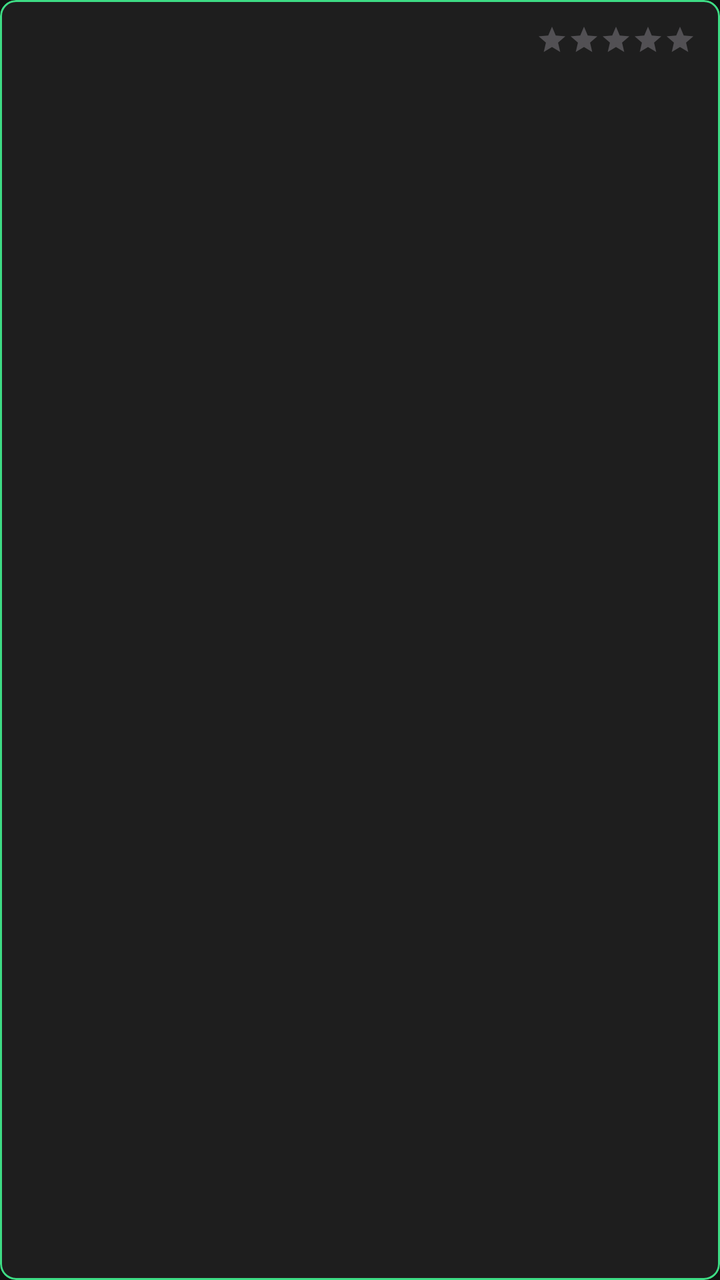
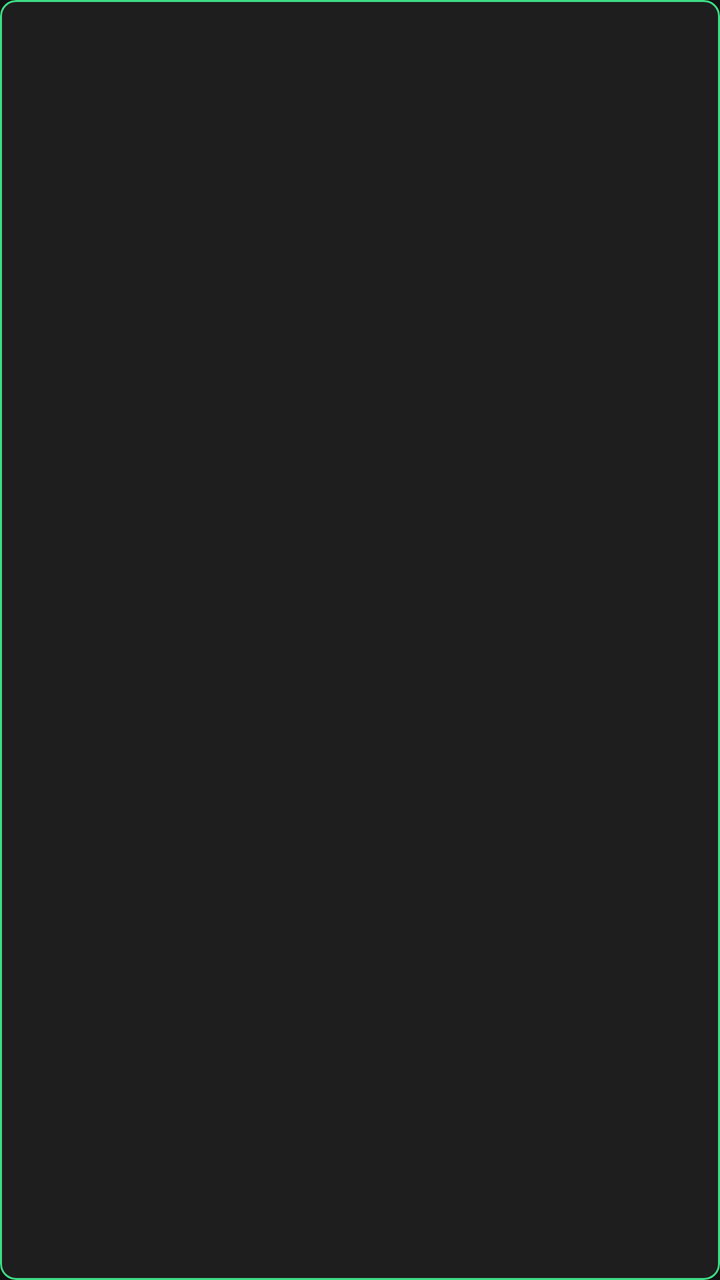

The first picture is an Android layout as it rendered before a commit; the second is the same layout after the commit. The layout source and the unified diff follow.
<!-- AndroidManifest.xml: application theme Theme.VT5.Dark -->
<!-- res/layout/item_ai_log.xml -->
<?xml version="1.0" encoding="utf-8"?>
<com.google.android.material.card.MaterialCardView xmlns:android="http://schemas.android.com/apk/res/android"
    xmlns:app="http://schemas.android.com/apk/res-auto"
    android:layout_width="match_parent"
    android:layout_height="wrap_content"
    android:layout_marginBottom="8dp"
    app:cardBackgroundColor="@color/vt5_dark_gray"
    app:cardCornerRadius="8dp"
    app:strokeColor="@color/vt5_outline"
    app:strokeWidth="1dp">

    <LinearLayout
        android:layout_width="match_parent"
        android:layout_height="wrap_content"
        android:orientation="vertical"
        android:padding="12dp">

        <LinearLayout
            android:layout_width="match_parent"
            android:layout_height="wrap_content"
            android:orientation="horizontal">

            <TextView
                android:id="@+id/tvLogDate"
                android:layout_width="0dp"
                android:layout_height="wrap_content"
                android:layout_weight="1"
                android:textColor="@color/vt5_on_surface"
                android:textSize="14sp"
                android:textStyle="bold" />

            <RatingBar
                android:id="@+id/rbLogRating"
                style="?android:attr/ratingBarStyleSmall"
                android:layout_width="wrap_content"
                android:layout_height="wrap_content"
                android:numStars="5"
                android:isIndicator="true" />
        </LinearLayout>

        <TextView
            android:id="@+id/tvLogDetails"
            android:layout_width="match_parent"
            android:layout_height="wrap_content"
            android:textColor="@color/vt5_on_surface"
            android:alpha="0.8"
            android:textSize="12sp"
            android:layout_marginTop="4dp" />

        <TextView
            android:id="@+id/tvLogComment"
            android:layout_width="match_parent"
            android:layout_height="wrap_content"
            android:textColor="@color/vt5_orange"
            android:textSize="12sp"
            android:layout_marginTop="4dp"
            android:visibility="gone" />

    </LinearLayout>

</com.google.android.material.card.MaterialCardView>
<!-- resources referenced by this layout -->
<resources>
  <color name="vt5_dark_gray">#1E1E1E</color>
  <color name="vt5_on_surface">@color/popup_bg_wit</color>
  <color name="vt5_orange">#EF6929</color>
  <color name="vt5_outline">#3DDC84</color>
  <color name="popup_bg_wit">#FFFFFFFF</color>
  <color name="vt5_black">#121212</color>
  <color name="vt5_light_blue">#117CAF</color>
  <color name="vt5_white">#FFFFFF</color>
  <style name="Widget.VT5.Button" parent="Widget.Material3.Button">
          
          <item name="cornerRadius">@dimen/vt5_btn_corner</item>
          <item name="android:insetLeft">0dp</item>
          <item name="android:insetRight">0dp</item>
          <item name="android:insetTop">0dp</item>
          <item name="android:insetBottom">0dp</item>
          <item name="iconPadding">8dp</item>
          <item name="android:minHeight">48dp</item>
  
          
          <item name="backgroundTint">@color/vt5_light_blue</item>
          <item name="android:textColor">@color/vt5_white</item>
          <item name="rippleColor">?attr/colorPrimaryContainer</item>
  
          
          <item name="strokeColor">@color/vt5_light_gray</item>
          <item name="strokeWidth">0dp</item>
      </style>
  <style name="ThemeOverlay.VT5.MaterialAlertDialog" parent="ThemeOverlay.Material3.MaterialAlertDialog">
          <item name="buttonBarPositiveButtonStyle">@style/Widget.VT5.AlertDialog.Button</item>
          <item name="buttonBarNegativeButtonStyle">@style/Widget.VT5.AlertDialog.Button</item>
          <item name="buttonBarNeutralButtonStyle">@style/Widget.VT5.AlertDialog.Button</item>
      </style>
  <!-- drawable vt5_btn_selector (drawable) -->
  <?xml version="1.0" encoding="utf-8"?>
  <selector xmlns:android="http://schemas.android.com/apk/res/android">
  
      
      <item android:state_checked="true" android:drawable="@drawable/vt5_btn_checked" />
  
      
      <item android:state_pressed="true" android:drawable="@drawable/vt5_btn_pressed" />
  
      
      <item android:drawable="@drawable/vt5_btn_unchecked" />
  </selector>
  <dimen name="vt5_btn_stroke">1dp</dimen>
  <dimen name="vt5_btn_corner">6dp</dimen>
  <color name="vt5_light_gray">#5D748C</color>
  <style name="Widget.VT5.AlertDialog.Button" parent="Widget.Material3.Button.TextButton.Dialog">
          <item name="android:textColor">@color/vt5_white</item>
      </style>
  <!-- drawable vt5_btn_checked (drawable) -->
  <?xml version="1.0" encoding="utf-8"?>
  <shape xmlns:android="http://schemas.android.com/apk/res/android" android:shape="rectangle">
      
      <solid android:color="@color/vt5_light_blue" />
      
      <corners android:radius="@dimen/vt5_btn_corner" />
      
      <padding android:left="8dp" android:top="6dp" android:right="8dp" android:bottom="6dp" />
  </shape>
  <!-- drawable vt5_btn_pressed (drawable) -->
  <?xml version="1.0" encoding="utf-8"?>
  <shape xmlns:android="http://schemas.android.com/apk/res/android" android:shape="rectangle">
      
      <solid android:color="@color/vt5_light_blue" />
      <corners android:radius="@dimen/vt5_btn_corner" />
      <padding android:left="8dp" android:top="6dp" android:right="8dp" android:bottom="6dp" />
  </shape>
  <!-- drawable vt5_btn_unchecked (drawable) -->
  <?xml version="1.0" encoding="utf-8"?>
  <shape xmlns:android="http://schemas.android.com/apk/res/android" android:shape="rectangle">
      
      <solid android:color="@color/vt5_black" />
      
      <stroke android:width="@dimen/vt5_btn_stroke" android:color="@color/vt5_light_blue" />
      <corners android:radius="@dimen/vt5_btn_corner" />
      <padding android:left="8dp" android:top="6dp" android:right="8dp" android:bottom="6dp" />
  </shape>
  <!-- unchanged entries left out for length: 2 -->
</resources>

<!-- the commit's change to res/layout/item_ai_log.xml (unified diff, before → after) -->
@@ -22,20 +22,11 @@
 
             <TextView
                 android:id="@+id/tvLogDate"
-                android:layout_width="0dp"
+                android:layout_width="match_parent"
                 android:layout_height="wrap_content"
-                android:layout_weight="1"
                 android:textColor="@color/vt5_on_surface"
                 android:textSize="14sp"
                 android:textStyle="bold" />
-
-            <RatingBar
-                android:id="@+id/rbLogRating"
-                style="?android:attr/ratingBarStyleSmall"
-                android:layout_width="wrap_content"
-                android:layout_height="wrap_content"
-                android:numStars="5"
-                android:isIndicator="true" />
         </LinearLayout>
 
         <TextView
